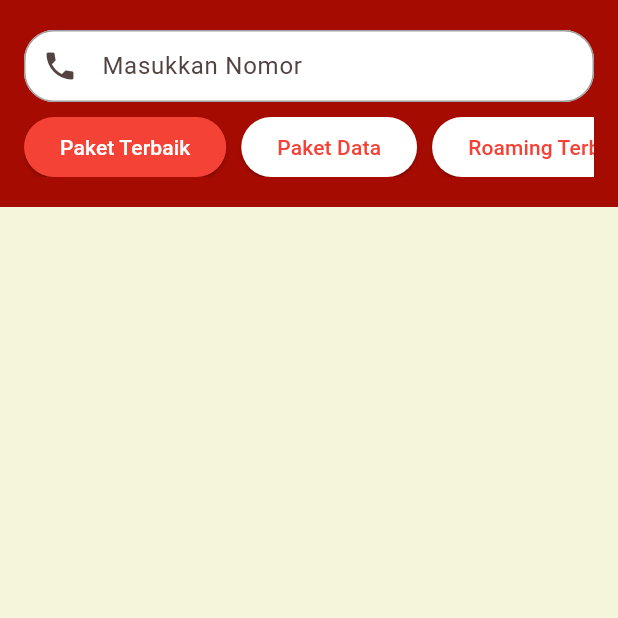
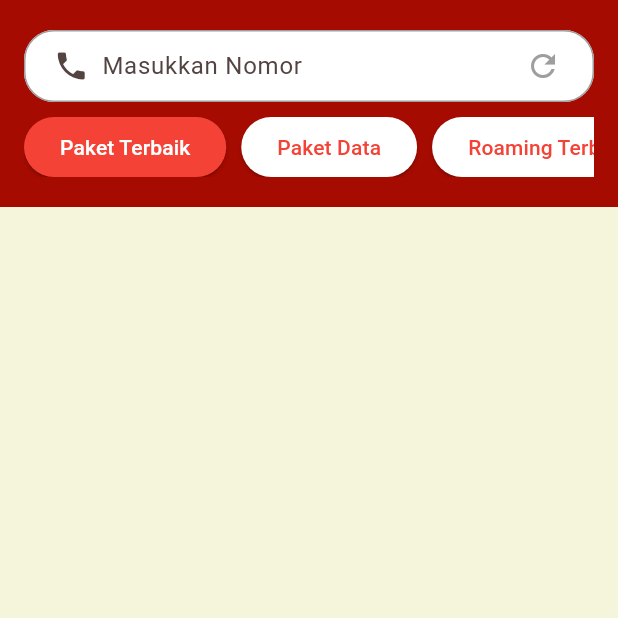
Before and after one commit to riskirills66/molittleweb, a Flutter app: the screen it shows after launch, on a phone screen of 412 x 824 dp, the top half of it. Run offline on Flutter 3.47's test engine with Material 3 defaults, Android fonts, the phone set to English and light mode, and no system bars; our stand-ins replace dio.

Commit message:
feat: refresh button

```diff
--- a/lib/main.dart
+++ b/lib/main.dart
@@ -233,23 +233,47 @@ class _MyHomePageState extends State<MyHomePage> {
               children: [
                 TextField(
                   controller: _phoneController,
-                  decoration: const InputDecoration(
-                    border: OutlineInputBorder(
+                  decoration: InputDecoration(
+                    border: const OutlineInputBorder(
                       borderRadius: BorderRadius.all(Radius.circular(20.0)),
                     ),
-                    enabledBorder: OutlineInputBorder(
+                    enabledBorder: const OutlineInputBorder(
                       borderRadius: BorderRadius.all(Radius.circular(20.0)),
                       borderSide: BorderSide(color: Colors.grey),
                     ),
-                    focusedBorder: OutlineInputBorder(
+                    focusedBorder: const OutlineInputBorder(
                       borderRadius: BorderRadius.all(Radius.circular(20.0)),
                       borderSide: BorderSide(color: Colors.red),
                     ),
                     hintText: 'Masukkan Nomor',
-                    prefixIcon: Icon(Icons.phone),
+                    prefixIcon: const Padding(
+                      padding: EdgeInsets.only(left: 15.0),
+                      child: Icon(Icons.phone),
+                    ),
+                    suffixIcon: Padding(
+                      padding: const EdgeInsets.only(right: 10.0),
+                      child: IconButton(
+                      icon: const Icon(Icons.refresh, color: Colors.grey),
+                      onPressed: () {
+                        setState(() {
+                        _phoneController.clear();
+                        _packages = [];
+                        _filteredPackages = [];
+                        _subCategories = [];
+                        _selectedSubCategory = null;
+                        _isLoading = false;
+                        _errorMessage = '';
+                        _selectedCategory = 'DATA';
+                        _currentListType = 'listTerbaik';
+                        });
+                      },
+                      padding: const EdgeInsets.all(8.0),
+                      constraints: const BoxConstraints(),
+                      ),
+                    ),
                     filled: true,
                     fillColor: Colors.white,
-                    contentPadding: EdgeInsets.symmetric(vertical: 8.0),
+                    contentPadding: const EdgeInsets.symmetric(vertical: 8.0),
                   ),
                   keyboardType: TextInputType.phone,
                   inputFormatters: [
```
